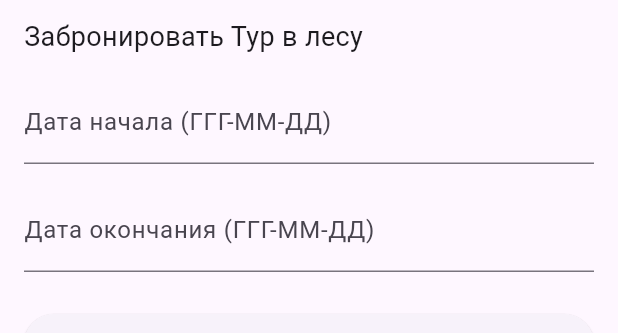
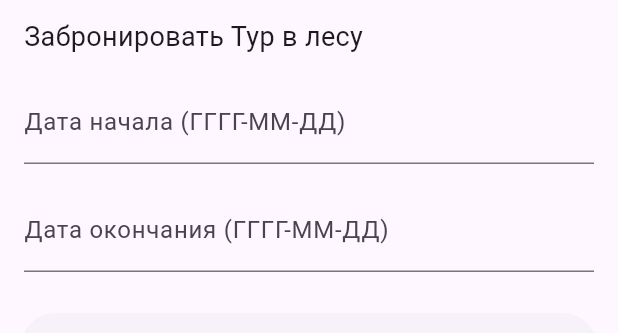
Before and after one commit to alinezzz/rkmp5, a Flutter app: the BookingFormScreen widget shown alone on an empty page, opened directly with sample values from the repository, on a phone screen of 412 x 824 dp. Shown: the part 331-664 px from the top of the screen. Run offline on Flutter 3.47's test engine with Material 3 defaults, Android fonts, the phone set to English and light mode, and no system bars; drawn by our look-alikes of cached_network_image; network calls fail.

Commit message:
Update App

```diff
--- a/lib/feature/booking/screens/booking_form_screen.dart
+++ b/lib/feature/booking/screens/booking_form_screen.dart
@@ -3,12 +3,6 @@ import '../../horse_tour/models/horse_tour_model.dart';
 import '../containers/booking_container.dart';
 import '../models/booking_model.dart';
 import 'package:cached_network_image/cached_network_image.dart';
-
-
-import 'package:cached_network_image/cached_network_image.dart';
-import 'package:flutter/material.dart';
-import '../../horse_tour/models/horse_tour_model.dart';
-import '../models/booking_model.dart';
 
 class BookingFormScreen extends StatefulWidget {
   final TourModel tour;
@@ -81,7 +75,7 @@ class _BookingFormScreenState extends State<BookingFormScreen> {
                 children: [
                   TextFormField(
                     controller: _startDateController,
-                    decoration: const InputDecoration(labelText: 'Дата начала (ГГГ-MM-ДД)'),
+                    decoration: const InputDecoration(labelText: 'Дата начала (ГГГГ-MM-ДД)'),
                     validator: (value) {
                       if (value == null || value.isEmpty) return 'Введите дату начала';
                       return null;
@@ -90,7 +84,7 @@ class _BookingFormScreenState extends State<BookingFormScreen> {
                   const SizedBox(height: 16),
                   TextFormField(
                     controller: _endDateController,
-                    decoration: const InputDecoration(labelText: 'Дата окончания (ГГГ-MM-ДД)'),
+                    decoration: const InputDecoration(labelText: 'Дата окончания (ГГГГ-MM-ДД)'),
                     validator: (value) {
                       if (value == null || value.isEmpty) return 'Введите дату начала';
                       return null;
--- a/lib/feature/horse_tour/screens/horse_tour_screen.dart
+++ b/lib/feature/horse_tour/screens/horse_tour_screen.dart
@@ -1,4 +1,5 @@
 import 'package:flutter/material.dart';
+import 'package:rkmp5/feature/booking/containers/booking_container.dart';
 import '../models/horse_tour_model.dart';
 import '../horse_tour_repository.dart';
 import 'package:rkmp5/feature/booking/screens/booking_form_screen.dart';
--- a/lib/main.dart
+++ b/lib/main.dart
@@ -14,7 +14,7 @@ class MyApp extends StatelessWidget {
   Widget build(BuildContext context) {
     return BookingContainer(
       child: MaterialApp(
-        title: 'Приложение для бронирования конных туров',
+        title: 'Бронирование конных туров',
         theme: ThemeData(primarySwatch: Colors.blue),
         home: HorseToursListScreen(),
       ),
```
Also changed, not shown: lib/feature/booking/screens/booking_screen.dart (+9 -1 lines), lib/feature/horse_tour/containers/horse_tour_container.dart (+16 -4 lines).
